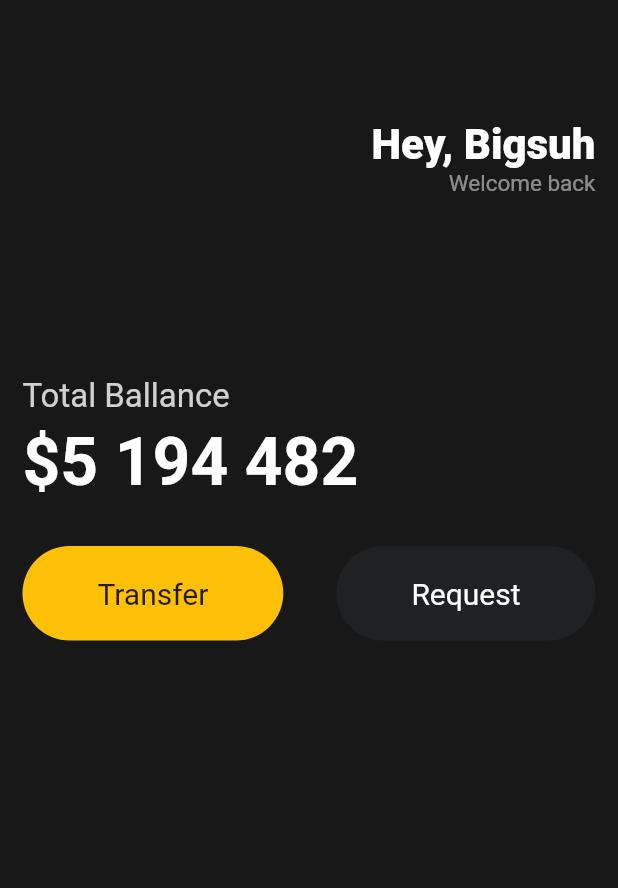
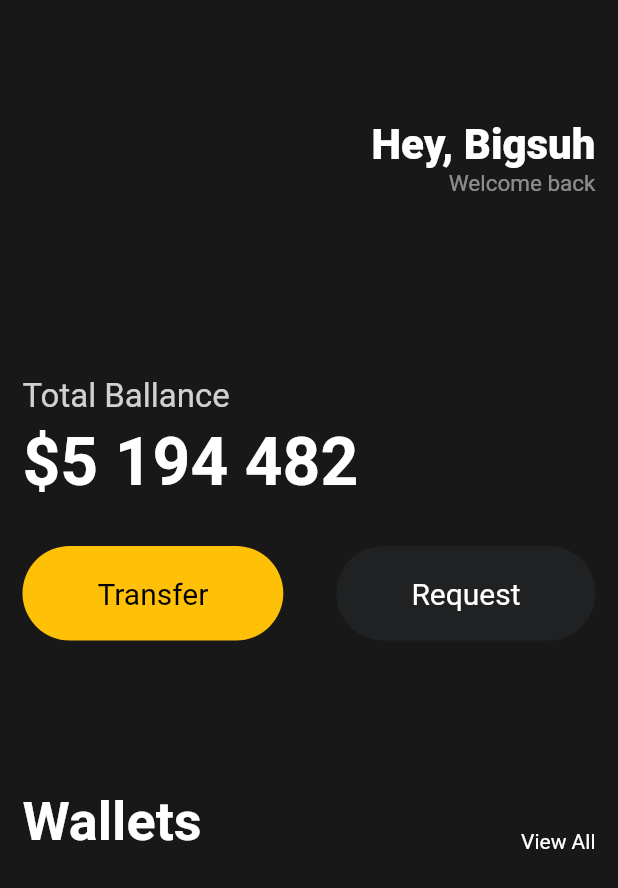
Before and after one commit to bigsuh/toonflix, a Flutter app: the screen it shows after launch, on a phone screen of 412 x 824 dp. Shown: the top 888 px of the screen. Run offline on Flutter 3.47's test engine with Material 2 defaults, Android fonts, the phone set to English and light mode, and no system bars.

Commit message:
2023.11.05 Commit

```diff
--- a/lib/main.dart
+++ b/lib/main.dart
@@ -1,5 +1,6 @@
 import 'package:flutter/cupertino.dart';
 import 'package:flutter/material.dart';
+import 'package:toonflix/widgets/Button.dart';
 
 class Player {
   String name = 'nico';
@@ -69,44 +70,40 @@ class App extends StatelessWidget {
                 const SizedBox(
                   height: 30,
                 ),
-                Row(
+                const Row(
                   mainAxisAlignment: MainAxisAlignment.spaceBetween,
                   children: [
-                    Container(
-                      decoration: BoxDecoration(
-                        color: Colors.amber,
-                        borderRadius: BorderRadius.circular(45),
-                      ),
-                      child: const Padding(
-                        padding: EdgeInsets.symmetric(
-                          vertical: 20,
-                          horizontal: 50,
-                        ),
-                        child: Text(
-                          'Transfer',
-                          style: TextStyle(
-                            fontSize: 20,
-                          ),
-                        ),
+                    Button(
+                      text: 'Transfer',
+                      bgColor: Colors.amber,
+                      textColor: Colors.black,
+                    ),
+                    Button(
+                        text: 'Request',
+                        bgColor: Color(0xFF1F2123),
+                        textColor: Colors.white)
+                  ],
+                ),
+                const SizedBox(
+                  height: 100,
+                ),
+                const Row(
+                  crossAxisAlignment: CrossAxisAlignment.end,
+                  mainAxisAlignment: MainAxisAlignment.spaceBetween,
+                  children: [
+                    Text(
+                      'Wallets',
+                      style: TextStyle(
+                        color: Colors.white,
+                        fontSize: 36,
+                        fontWeight: FontWeight.w600,
                       ),
                     ),
-                    Container(
-                      decoration: BoxDecoration(
-                        color: const Color(0xFF1F2123),
-                        borderRadius: BorderRadius.circular(45),
-                      ),
-                      child: const Padding(
-                        padding: EdgeInsets.symmetric(
-                          vertical: 20,
-                          horizontal: 50,
-                        ),
-                        child: Text(
-                          'Request',
-                          style: TextStyle(
-                            fontSize: 20,
-                            color: Colors.white,
-                          ),
-                        ),
+                    Text(
+                      'View All',
+                      style: TextStyle(
+                        color: Colors.white,
+                        fontSize: 14,
                       ),
                     )
                   ],
--- /dev/null
+++ b/lib/widgets/button.dart
@@ -0,0 +1,36 @@
+import 'package:flutter/material.dart';
+
+class Button extends StatelessWidget {
+  final String text;
+  final Color bgColor;
+  final Color textColor;
+
+  const Button(
+      {super.key,
+      required this.text,
+      required this.bgColor,
+      required this.textColor});
+
+  @override
+  Widget build(BuildContext context) {
+    return Container(
+      decoration: BoxDecoration(
+        color: bgColor,
+        borderRadius: BorderRadius.circular(45),
+      ),
+      child: Padding(
+        padding: const EdgeInsets.symmetric(
+          vertical: 20,
+          horizontal: 50,
+        ),
+        child: Text(
+          text,
+          style: TextStyle(
+            color: textColor,
+            fontSize: 20,
+          ),
+        ),
+      ),
+    );
+  }
+}
```
